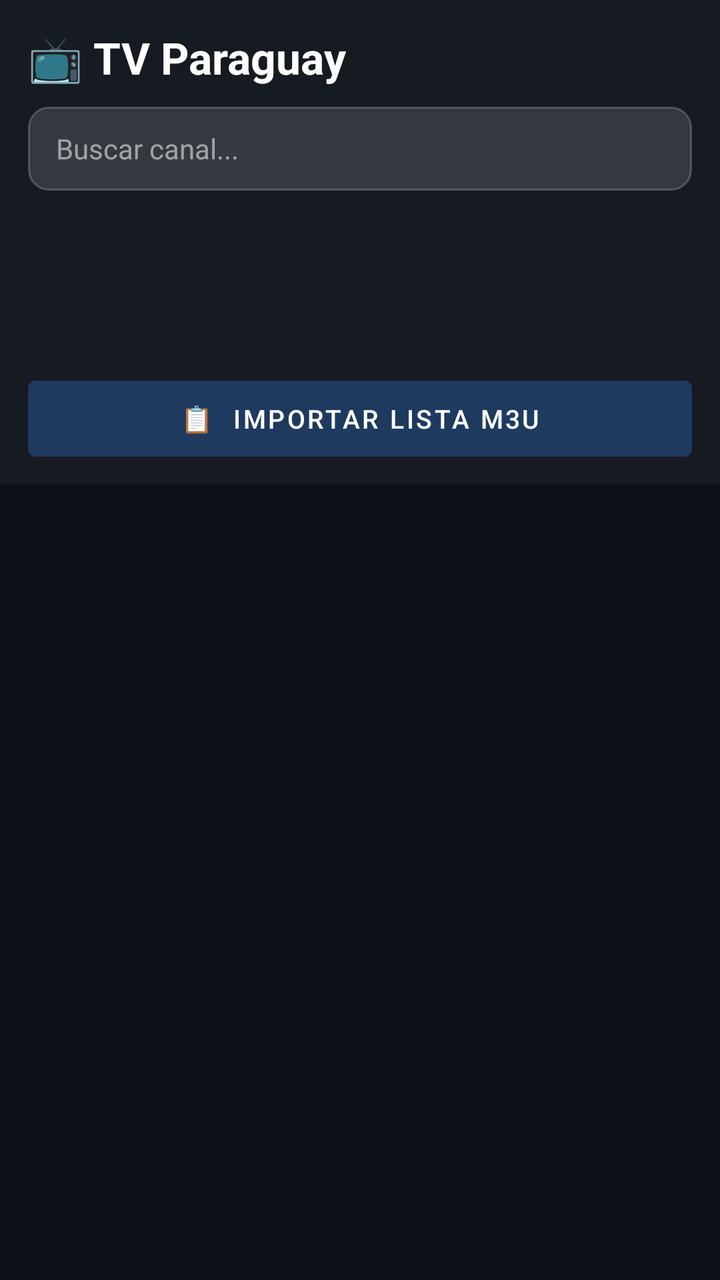
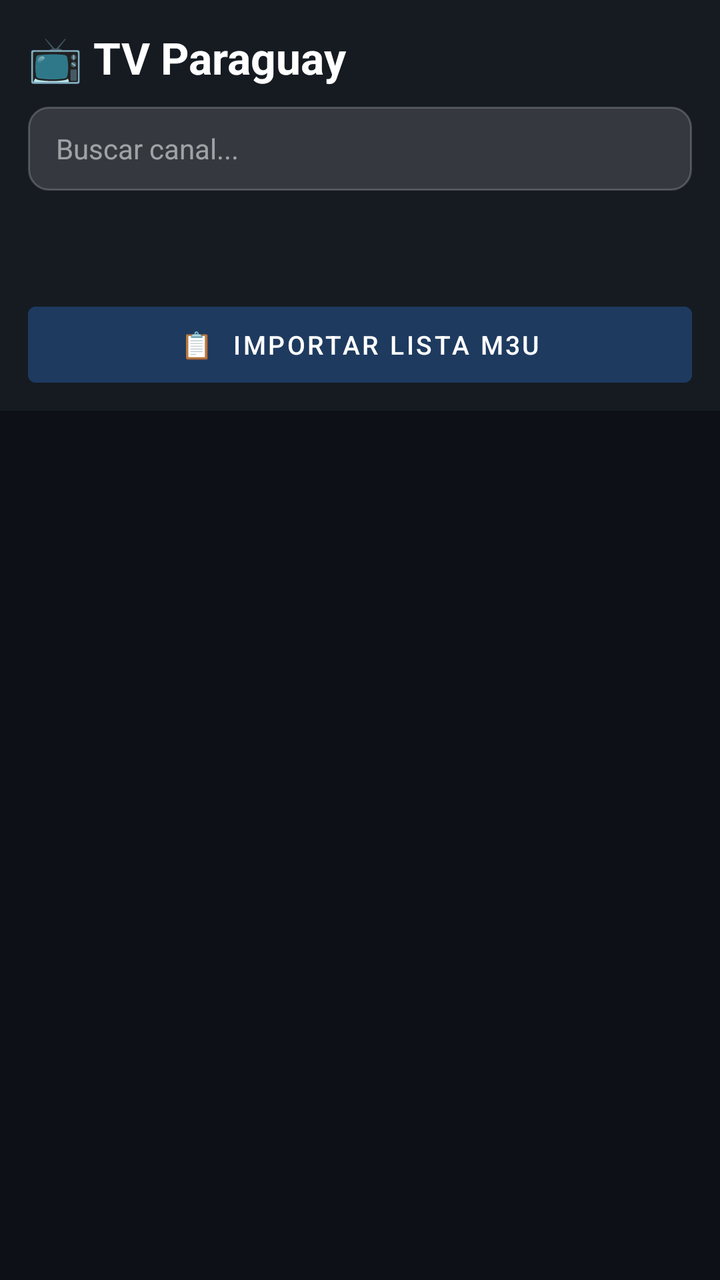

Screens rendered from an Android XML layout before and after an edit, with the pre-edit source and the edit as a unified diff.
<!-- AndroidManifest.xml: application theme Theme.TVParaguay -->
<!-- res/layout/activity_main.xml -->
<?xml version="1.0" encoding="utf-8"?>
<LinearLayout xmlns:android="http://schemas.android.com/apk/res/android"
    android:layout_width="match_parent"
    android:layout_height="match_parent"
    android:orientation="vertical"
    android:background="@color/bg_dark">

    
    <LinearLayout
        android:layout_width="match_parent"
        android:layout_height="wrap_content"
        android:orientation="vertical"
        android:padding="14dp"
        android:paddingBottom="10dp"
        android:background="@color/header_bg">

        
        <LinearLayout
            android:layout_width="match_parent"
            android:layout_height="wrap_content"
            android:orientation="horizontal"
            android:gravity="center_vertical"
            android:layout_marginBottom="10dp">

            <TextView
                android:layout_width="0dp"
                android:layout_height="wrap_content"
                android:layout_weight="1"
                android:text="📺 TV Paraguay"
                android:textSize="22sp"
                android:textStyle="bold"
                android:textColor="@color/white" />

            <TextView
                android:id="@+id/tvM3uBadge"
                android:layout_width="wrap_content"
                android:layout_height="wrap_content"
                android:text="0 M3U"
                android:textColor="@color/white"
                android:textSize="11sp"
                android:textStyle="bold"
                android:paddingStart="8dp"
                android:paddingEnd="8dp"
                android:paddingTop="3dp"
                android:paddingBottom="3dp"
                android:background="@drawable/badge_bg"
                android:visibility="gone" />
        </LinearLayout>

        
        <EditText
            android:id="@+id/searchBar"
            android:layout_width="match_parent"
            android:layout_height="42dp"
            android:hint="Buscar canal..."
            android:textColorHint="#88FFFFFF"
            android:textColor="@color/white"
            android:textSize="14sp"
            android:paddingStart="14dp"
            android:paddingEnd="14dp"
            android:background="@drawable/search_bg"
            android:inputType="text"
            android:imeOptions="actionSearch"
            android:singleLine="true"
            android:layout_marginBottom="10dp" />

        
        <HorizontalScrollView
            android:layout_width="match_parent"
            android:layout_height="36dp"
            android:scrollbars="none"
            android:layout_marginBottom="5dp">
            <LinearLayout
                android:id="@+id/countryChips"
                android:layout_width="wrap_content"
                android:layout_height="match_parent"
                android:orientation="horizontal"
                android:gravity="center_vertical" />
        </HorizontalScrollView>

        
        <HorizontalScrollView
            android:layout_width="match_parent"
            android:layout_height="36dp"
            android:scrollbars="none"
            android:layout_marginBottom="8dp">
            <LinearLayout
                android:id="@+id/genreChips"
                android:layout_width="wrap_content"
                android:layout_height="match_parent"
                android:orientation="horizontal"
                android:gravity="center_vertical" />
        </HorizontalScrollView>

        
        <Button
            android:id="@+id/btnImportM3u"
            android:layout_width="match_parent"
            android:layout_height="38dp"
            android:text="📋  Importar lista M3U"
            android:textColor="@color/white"
            android:textSize="13sp"
            android:backgroundTint="#1E3A5F"
            android:insetTop="0dp"
            android:insetBottom="0dp" />
    </LinearLayout>

    
    <LinearLayout
        android:layout_width="match_parent"
        android:layout_height="0dp"
        android:layout_weight="1"
        android:orientation="horizontal">

        <FrameLayout
            android:layout_width="0dp"
            android:layout_height="match_parent"
            android:layout_weight="1">

            <androidx.recyclerview.widget.RecyclerView
                android:id="@+id/recyclerView"
                android:layout_width="match_parent"
                android:layout_height="match_parent"
                android:padding="10dp"
                android:clipToPadding="false" />

            <TextView
                android:id="@+id/tvNoResults"
                android:layout_width="match_parent"
                android:layout_height="match_parent"
                android:gravity="center"
                android:text="😕 No se encontraron canales"
                android:textColor="#88FFFFFF"
                android:textSize="16sp"
                android:visibility="gone" />

            
            <TextView
                android:id="@+id/tvAlphaPopup"
                android:layout_width="80dp"
                android:layout_height="80dp"
                android:layout_gravity="center"
                android:gravity="center"
                android:textColor="#FFFFFF"
                android:textSize="42sp"
                android:textStyle="bold"
                android:background="#CC1A1F2E"
                android:visibility="gone" />

        </FrameLayout>

        
        <LinearLayout
            android:id="@+id/alphaBar"
            android:layout_width="20dp"
            android:layout_height="match_parent"
            android:orientation="vertical"
            android:gravity="center_horizontal"
            android:paddingTop="8dp"
            android:paddingBottom="8dp"
            android:visibility="gone" />

    </LinearLayout>


    
    <LinearLayout
        android:id="@+id/deleteBar"
        android:layout_width="match_parent"
        android:layout_height="wrap_content"
        android:orientation="horizontal"
        android:gravity="center_vertical"
        android:padding="12dp"
        android:background="#CC1A1F2E"
        android:visibility="gone">

        <TextView
            android:id="@+id/tvDeleteCount"
            android:layout_width="0dp"
            android:layout_height="wrap_content"
            android:layout_weight="1"
            android:textColor="#FFFFFF"
            android:textSize="14sp"
            android:textStyle="bold"
            android:text="0 seleccionados" />

        <Button
            android:id="@+id/btnCancelDelete"
            android:layout_width="wrap_content"
            android:layout_height="36dp"
            android:text="Cancelar"
            android:textColor="#FFFFFF"
            android:textSize="12sp"
            android:backgroundTint="#334155"
            android:insetTop="0dp"
            android:insetBottom="0dp"
            android:layout_marginEnd="8dp" />

        <Button
            android:id="@+id/btnConfirmDelete"
            android:layout_width="wrap_content"
            android:layout_height="36dp"
            android:text="🗑 Eliminar"
            android:textColor="#FFFFFF"
            android:textSize="12sp"
            android:backgroundTint="#B91C1C"
            android:insetTop="0dp"
            android:insetBottom="0dp" />

    </LinearLayout>

</LinearLayout>
<!-- resources referenced by this layout -->
<resources>
  <color name="bg_dark">#0D1117</color>
  <color name="header_bg">#161B22</color>
  <color name="white">#FFFFFF</color>
  <!-- drawable badge_bg (drawable) -->
  <?xml version="1.0" encoding="utf-8"?>
  <shape xmlns:android="http://schemas.android.com/apk/res/android"
      android:shape="rectangle">
      <corners android:radius="12dp" />
      <solid android:color="#1E3A5F" />
      <stroke android:width="1dp" android:color="@color/accent" />
  </shape>
  <!-- drawable search_bg (drawable) -->
  <?xml version="1.0" encoding="utf-8"?>
  <shape xmlns:android="http://schemas.android.com/apk/res/android"
      android:shape="rectangle">
      <corners android:radius="10dp" />
      <solid android:color="#22FFFFFF" />
      <stroke android:width="1dp" android:color="#33FFFFFF" />
  </shape>
  <style name="Theme.TVParaguay" parent="Theme.MaterialComponents.DayNight.NoActionBar">
          <item name="colorPrimary">@color/accent</item>
          <item name="colorPrimaryVariant">@color/header_bg</item>
          <item name="colorOnPrimary">@color/white</item>
          <item name="android:windowBackground">@color/bg_dark</item>
          <item name="android:statusBarColor">@color/header_bg</item>
          <item name="android:navigationBarColor">@color/bg_dark</item>
      </style>
  <color name="accent">#58A6FF</color>
</resources>

<!-- the commit's change to res/layout/activity_main.xml (unified diff, before → after) -->
@@ -67,25 +67,11 @@
         
         <HorizontalScrollView
             android:layout_width="match_parent"
-            android:layout_height="36dp"
+            android:layout_height="38dp"
             android:scrollbars="none"
-            android:layout_marginBottom="5dp">
+            android:layout_marginBottom="10dp">
             <LinearLayout
-                android:id="@+id/countryChips"
-                android:layout_width="wrap_content"
-                android:layout_height="match_parent"
-                android:orientation="horizontal"
-                android:gravity="center_vertical" />
-        </HorizontalScrollView>
-
-        
-        <HorizontalScrollView
-            android:layout_width="match_parent"
-            android:layout_height="36dp"
-            android:scrollbars="none"
-            android:layout_marginBottom="8dp">
-            <LinearLayout
-                android:id="@+id/genreChips"
+                android:id="@+id/filterChipsContainer"
                 android:layout_width="wrap_content"
                 android:layout_height="match_parent"
                 android:orientation="horizontal"
